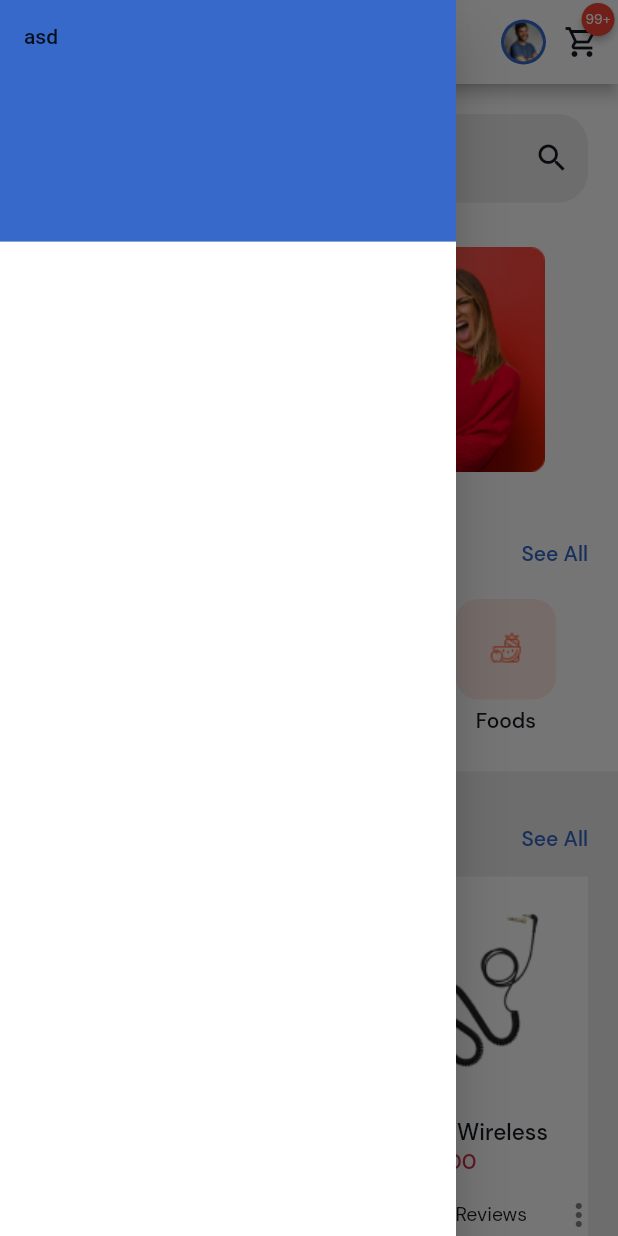
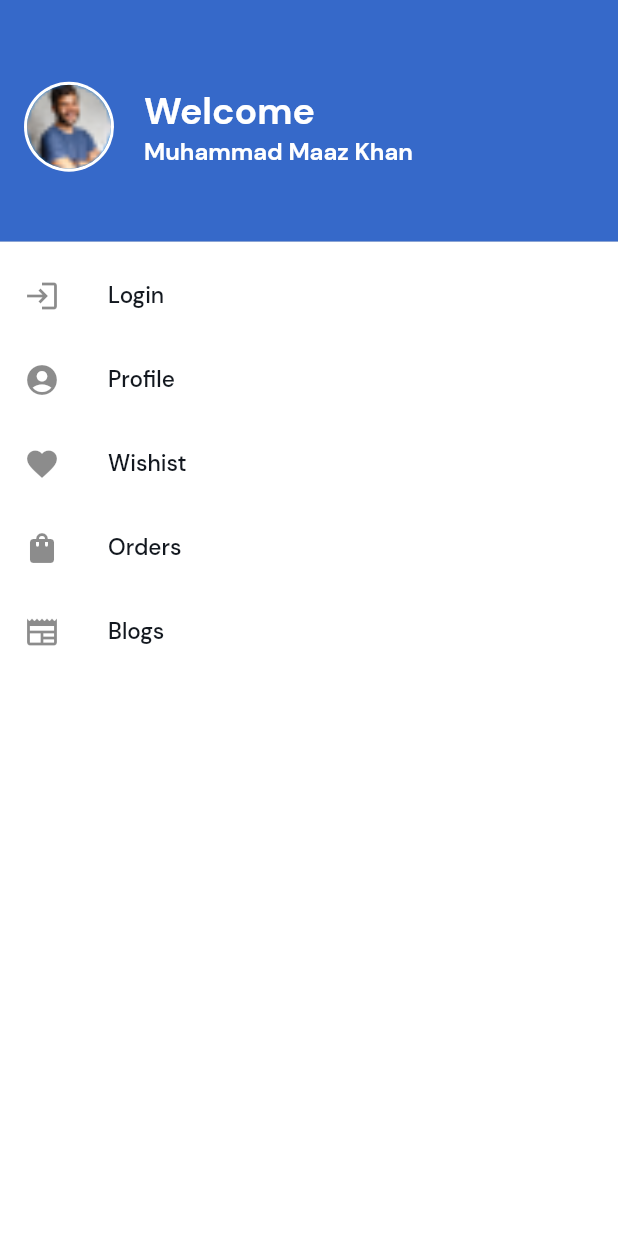
Before and after one commit to Mk2896/ecommerce_practice, a Flutter app: the screen it shows after launch, with the side drawer open, on a phone screen of 412 x 824 dp. Run offline on Flutter 3.47's test engine with Material 2 defaults, Android fonts, the phone set to English and light mode, and no system bars; drawn by our look-alikes of badges, carousel_slider; our stand-ins replace firebase_auth, firebase_core, google_sign_in; accounts and stored records are empty.

Commit message:
blogs UI created

```diff
--- a/lib/screens/home_page.dart
+++ b/lib/screens/home_page.dart
@@ -1,12 +1,13 @@
+import 'dart:developer';
+
 import 'package:carousel_slider/carousel_slider.dart';
 import 'package:ecommerce_practice/global_constant.dart';
+import 'package:ecommerce_practice/screens/blogs.dart';
 import 'package:ecommerce_practice/widgets/category_icon.dart';
 import 'package:ecommerce_practice/widgets/custom_button.dart';
-import 'package:ecommerce_practice/widgets/custom_text.dart';
 import 'package:ecommerce_practice/widgets/my_app_bar.dart';
-import 'package:ecommerce_practice/widgets/news_card.dart';
+import 'package:ecommerce_practice/widgets/blogs_card.dart';
 import 'package:ecommerce_practice/widgets/product_card.dart';
-import 'package:ecommerce_practice/widgets/profile_icon.dart';
 import 'package:ecommerce_practice/widgets/search.dart';
 import 'package:ecommerce_practice/widgets/side_drawer.dart';
 import 'package:ecommerce_practice/widgets/title_see_all.dart';
@@ -16,6 +17,11 @@ class HomePage extends StatelessWidget {
   HomePage({Key? key}) : super(key: key);
 
   final GlobalKey<FormState> searchFormKey = GlobalKey<FormState>();
+  final TextEditingController searchController = TextEditingController();
+
+  void _search() {
+    if (searchFormKey.currentState!.validate()) {}
+  }
 
   @override
   Widget build(BuildContext context) {
@@ -35,7 +41,12 @@ class HomePage extends StatelessWidget {
               color: const Color(secondaryColor),
               child: Column(
                 children: [
-                  Search(searchFormKey: searchFormKey),
+                  Search(
+                    searchFormKey: searchFormKey,
+                    searchController: searchController,
+                    labelText: "Search Product Name",
+                    searchMethod: _search,
+                  ),
                   CarouselSlider(
                     options: CarouselOptions(
                       autoPlay: true,
@@ -192,7 +203,7 @@ class HomePage extends StatelessWidget {
                 children: [
                   TitleAndSeeAll(
                     seeAllFunction: () {},
-                    sectionTitle: "Latest News",
+                    sectionTitle: "Latest Blogs",
                     hideSeeAll: true,
                   ),
                   SizedBox(
@@ -202,15 +213,18 @@ class HomePage extends StatelessWidget {
                       shrinkWrap: true,
                       physics: const NeverScrollableScrollPhysics(),
                       itemBuilder: (context, index) {
-                        return const NewsCard();
+                        return const BlogsCard();
                       },
                     ),
                   ),
                   Padding(
                     padding: const EdgeInsets.symmetric(vertical: 20),
                     child: CustomButton(
-                      buttonText: "See All News",
-                      buttonMethod: () {},
+                      buttonText: "See All Blogs",
+                      buttonMethod: () =>
+                          Navigator.of(context).push(MaterialPageRoute(
+                        builder: (context) => Blogs(),
+                      )),
                       buttonType: ButtonType.secondary,
                     ),
                   ),
--- a/lib/widgets/custom_text.dart
+++ b/lib/widgets/custom_text.dart
@@ -20,6 +20,7 @@ class CustomText extends StatelessWidget {
     this.letterSpacing,
     this.isItalic = false,
     this.textDecoration,
+    this.textAlignment,
   }) : super(key: key);
 
   final String text;
@@ -29,10 +30,12 @@ class CustomText extends StatelessWidget {
   final TextType textType;
   final bool isItalic;
   final TextDecoration? textDecoration;
+  final TextAlign? textAlignment;
 
   @override
   Widget build(BuildContext context) {
     return Text(text,
+        textAlign: textAlignment,
         style: textStyle(
           textColor: textColor,
           textType: textType,
--- a/lib/widgets/my_app_bar.dart
+++ b/lib/widgets/my_app_bar.dart
@@ -29,7 +29,7 @@ PreferredSizeWidget myAppBar({
       Builder(
         builder: (context) => InkWell(
           onTap: () => Scaffold.of(context).openDrawer(),
-          child: const ProfileIcon(),
+          child: const ProfileIcon(radius: 15),
         ),
       ),
       CartIcon(cartCount: "99+".toString()),
--- a/lib/widgets/profile_icon.dart
+++ b/lib/widgets/profile_icon.dart
@@ -2,20 +2,24 @@ import 'package:ecommerce_practice/global_constant.dart';
 import 'package:flutter/material.dart';
 
 class ProfileIcon extends StatelessWidget {
-  const ProfileIcon({Key? key}) : super(key: key);
+  const ProfileIcon({Key? key, required this.radius, this.color = primaryColor})
+      : super(key: key);
+
+  final double radius;
+  final int color;
 
   @override
   Widget build(BuildContext context) {
     return Stack(
       alignment: Alignment.center,
-      children: const [
+      children: [
         CircleAvatar(
-          backgroundColor: Color(primaryColor),
-          radius: 15,
+          backgroundColor: Color(color),
+          radius: radius,
         ),
         CircleAvatar(
-          backgroundImage: AssetImage("assets/images/profile.png"),
-          radius: 13,
+          backgroundImage: const AssetImage("assets/images/profile.png"),
+          radius: radius - 2,
         )
       ],
     );
--- a/lib/widgets/search.dart
+++ b/lib/widgets/search.dart
@@ -3,13 +3,24 @@ import 'package:ecommerce_practice/widgets/custom_text_field.dart';
 import 'package:flutter/material.dart';
 
 class Search extends StatelessWidget {
-  Search({Key? key, required this.searchFormKey}) : super(key: key);
+  Search({
+    Key? key,
+    required this.searchFormKey,
+    required this.searchController,
+    required this.labelText,
+    required this.searchMethod,
+  }) : super(key: key);
 
-  final TextEditingController _searchController = TextEditingController();
+  final TextEditingController searchController;
   final GlobalKey<FormState> searchFormKey;
+  final String labelText;
+  final void Function() searchMethod;
 
-  void _search() {
-    if (searchFormKey.currentState!.validate()) {}
+  String? _searchValidator(String? value) {
+    if (value == null || value.isEmpty) {
+      return "Please entter some keyword to search";
+    }
+    return null;
   }
 
   @override
@@ -17,10 +28,11 @@ class Search extends StatelessWidget {
     return Form(
       key: searchFormKey,
       child: CustomTextField(
-        labelText: "Search Product Name",
-        textController: _searchController,
+        labelText: labelText,
+        textController: searchController,
+        validationMethod: _searchValidator,
         suffix: IconButton(
-          onPressed: () => _search(),
+          onPressed: searchMethod,
           icon: const Icon(
             Icons.search,
             color: Color(primaryFontColor),
--- a/lib/widgets/side_drawer.dart
+++ b/lib/widgets/side_drawer.dart
@@ -1,4 +1,7 @@
 import 'package:ecommerce_practice/global_constant.dart';
+import 'package:ecommerce_practice/screens/login.dart';
+import 'package:ecommerce_practice/widgets/custom_text.dart';
+import 'package:ecommerce_practice/widgets/profile_icon.dart';
 import 'package:flutter/material.dart';
 
 class SideDrawer extends StatelessWidget {
@@ -7,14 +10,88 @@ class SideDrawer extends StatelessWidget {
   @override
   Widget build(BuildContext context) {
     return Drawer(
+      width: MediaQuery.of(context).size.width,
       backgroundColor: const Color(secondaryColor),
       child: ListView(
-        children: const [
+        children: [
           DrawerHeader(
-            decoration: BoxDecoration(
+            decoration: const BoxDecoration(
               color: Color(primaryColor),
             ),
-            child: Text("asd"),
+            child: Center(
+              child: Row(
+                mainAxisAlignment: MainAxisAlignment.start,
+                crossAxisAlignment: CrossAxisAlignment.center,
+                children: [
+                  const ProfileIcon(radius: 30, color: secondaryColor),
+                  Container(
+                    width: MediaQuery.of(context).size.width * 0.7,
+                    padding: const EdgeInsets.symmetric(
+                        horizontal: horizontalPadding),
+                    child: Column(
+                      mainAxisAlignment: MainAxisAlignment.center,
+                      crossAxisAlignment: CrossAxisAlignment.start,
+                      children: const [
+                        CustomText(
+                          text: "Welcome",
+                          textColor: Color(secondaryColor),
+                          textType: TextType.heading1,
+                          overflow: TextOverflow.clip,
+                        ),
+                        CustomText(
+                          text: "Muhammad Maaz Khan",
+                          textColor: Color(secondaryColor),
+                          textType: TextType.heading2,
+                          overflow: TextOverflow.clip,
+                        ),
+                      ],
+                    ),
+                  ),
+                ],
+              ),
+            ),
+          ),
+          ListTile(
+            leading: const Icon(Icons.login),
+            title: const CustomText(
+              text: "Login",
+              textColor: Color(primaryFontColor),
+              textType: TextType.heading3,
+            ),
+            onTap: () => Navigator.of(context)
+                .push(MaterialPageRoute(builder: (context) => const Login())),
+          ),
+          const ListTile(
+            leading: Icon(Icons.account_circle),
+            title: CustomText(
+              text: "Profile",
+              textColor: Color(primaryFontColor),
+              textType: TextType.heading3,
+            ),
+          ),
+          const ListTile(
+            leading: Icon(Icons.favorite),
+            title: CustomText(
+              text: "Wishist",
+              textColor: Color(primaryFontColor),
+              textType: TextType.heading3,
+            ),
+          ),
+          const ListTile(
+            leading: Icon(Icons.shopping_bag),
+            title: CustomText(
+              text: "Orders",
+              textColor: Color(primaryFontColor),
+              textType: TextType.heading3,
+            ),
+          ),
+          const ListTile(
+            leading: Icon(Icons.newspaper),
+            title: CustomText(
+              text: "Blogs",
+              textColor: Color(primaryFontColor),
+              textType: TextType.heading3,
+            ),
           ),
         ],
       ),
```
Also changed, not shown: lib/screens/blog_detail.dart (added, +65 -0 lines), lib/screens/blogs.dart (added, +50 -0 lines), lib/screens/login.dart (+15 -1 lines), lib/screens/signup.dart (+14 -0 lines), lib/widgets/blogs_card.dart (renamed from lib/widgets/news_card.dart, +7 -3 lines), lib/widgets/google_btn.dart (added, +65 -0 lines), lib/widgets/text_divider.dart (added, +56 -0 lines), assets/images/blogs.png (renamed from assets/images/news.png), assets/images/google_logo.png (added).
